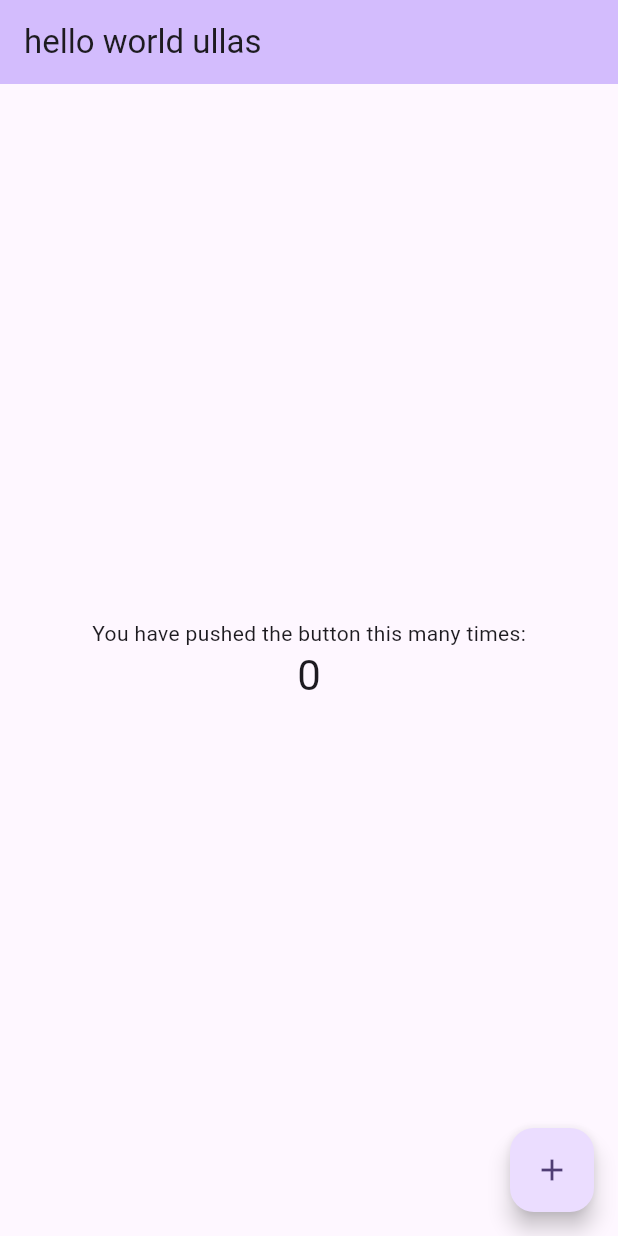
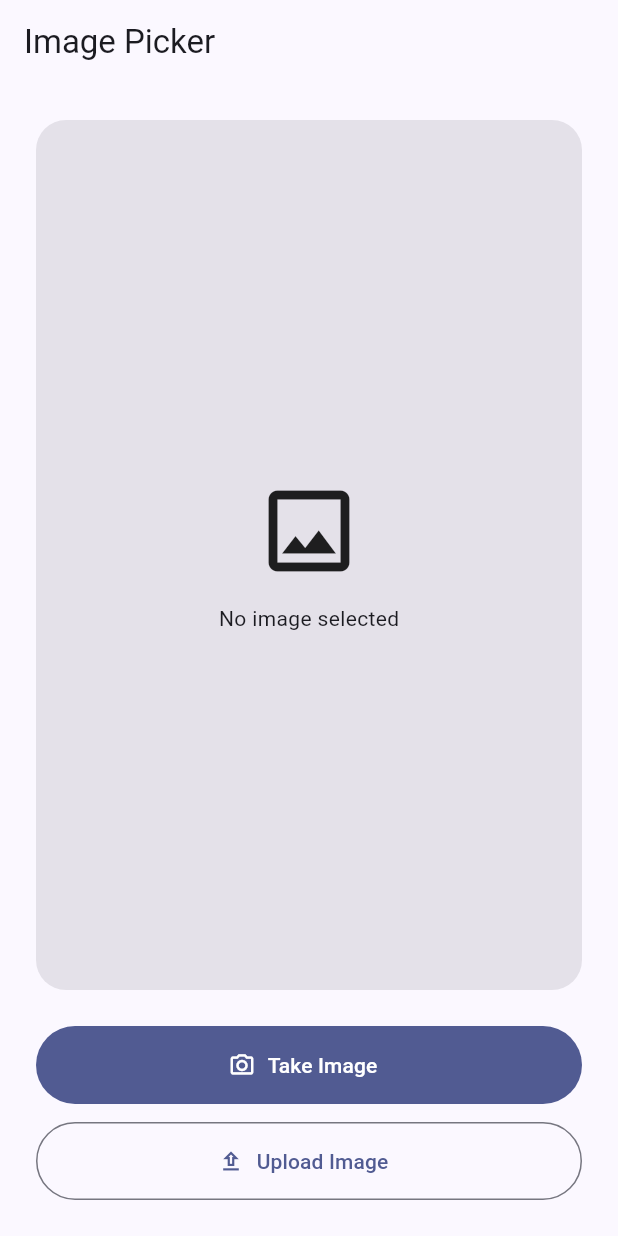
Before and after one commit to ullas-6575/CSE-3200, a Flutter app: the screen it shows after launch, on a phone screen of 412 x 824 dp. Run offline on Flutter 3.47's test engine with Material 3 defaults, Android fonts, the light colour scheme and no system bars; our stand-ins replace image_picker.

Commit message:
ocr in fstapi

```diff
--- /dev/null
+++ b/lib/app.dart
@@ -0,0 +1,18 @@
+import 'package:flutter/material.dart';
+
+import 'pages/home_page.dart';
+
+class MyApp extends StatelessWidget {
+  const MyApp({super.key});
+
+  @override
+  Widget build(BuildContext context) => MaterialApp(
+        debugShowCheckedModeBanner: false,
+        title: 'Image Picker',
+        theme: ThemeData(
+          colorScheme: ColorScheme.fromSeed(seedColor: Colors.indigo),
+          useMaterial3: true,
+        ),
+        home: const HomePage(),
+      );
+}
--- a/lib/main.dart
+++ b/lib/main.dart
@@ -1,125 +1,5 @@
 import 'package:flutter/material.dart';
 
-void main() {
-  runApp(const MyApp());
-}
+import 'app.dart';
 
-class MyApp extends StatelessWidget {
-  const MyApp({super.key});
-
-  // This widget is the root of your application.
-  @override
-  Widget build(BuildContext context) {
-    return MaterialApp(
-      title: 'Flutter Demo',
-      theme: ThemeData(
-        // This is the theme of your application.
-        //
-        // TRY THIS: Try running your application with "flutter run". You'll see
-        // the application has a purple toolbar. Then, without quitting the app,
-        // try changing the seedColor in the colorScheme below to Colors.green
-        // and then invoke "hot reload" (save your changes or press the "hot
-        // reload" button in a Flutter-supported IDE, or press "r" if you used
-        // the command line to start the app).
-        //
-        // Notice that the counter didn't reset back to zero; the application
-        // state is not lost during the reload. To reset the state, use hot
-        // restart instead.
-        //
-        // This works for code too, not just values: Most code changes can be
-        // tested with just a hot reload.
-        colorScheme: ColorScheme.fromSeed(seedColor: Colors.deepPurple),
-        useMaterial3: true,
-      ),
-      home: const MyHomePage(title: 'hello world ullas'),
-    );
-  }
-}
-
-class MyHomePage extends StatefulWidget {
-  const MyHomePage({super.key, required this.title});
-
-  // This widget is the home page of your application. It is stateful, meaning
-  // that it has a State object (defined below) that contains fields that affect
-  // how it looks.
-
-  // This class is the configuration for the state. It holds the values (in this
-  // case the title) provided by the parent (in this case the App widget) and
-  // used by the build method of the State. Fields in a Widget subclass are
-  // always marked "final".
-
-  final String title;
-
-  @override
-  State<MyHomePage> createState() => _MyHomePageState();
-}
-
-class _MyHomePageState extends State<MyHomePage> {
-  int _counter = 0;
-
-  void _incrementCounter() {
-    setState(() {
-      // This call to setState tells the Flutter framework that something has
-      // changed in this State, which causes it to rerun the build method below
-      // so that the display can reflect the updated values. If we changed
-      // _counter without calling setState(), then the build method would not be
-      // called again, and so nothing would appear to happen.
-      _counter++;
-    });
-  }
-
-  @override
-  Widget build(BuildContext context) {
-    // This method is rerun every time setState is called, for instance as done
-    // by the _incrementCounter method above.
-    //
-    // The Flutter framework has been optimized to make rerunning build methods
-    // fast, so that you can just rebuild anything that needs updating rather
-    // than having to individually change instances of widgets.
-    return Scaffold(
-      appBar: AppBar(
-        // TRY THIS: Try changing the color here to a specific color (to
-        // Colors.amber, perhaps?) and trigger a hot reload to see the AppBar
-        // change color while the other colors stay the same.
-        backgroundColor: Theme.of(context).colorScheme.inversePrimary,
-        // Here we take the value from the MyHomePage object that was created by
-        // the App.build method, and use it to set our appbar title.
-        title: Text(widget.title),
-      ),
-      body: Center(
-        // Center is a layout widget. It takes a single child and positions it
-        // in the middle of the parent.
-        child: Column(
-          // Column is also a layout widget. It takes a list of children and
-          // arranges them vertically. By default, it sizes itself to fit its
-          // children horizontally, and tries to be as tall as its parent.
-          //
-          // Column has various properties to control how it sizes itself and
-          // how it positions its children. Here we use mainAxisAlignment to
-          // center the children vertically; the main axis here is the vertical
-          // axis because Columns are vertical (the cross axis would be
-          // horizontal).
-          //
-          // TRY THIS: Invoke "debug painting" (choose the "Toggle Debug Paint"
-          // action in the IDE, or press "p" in the console), to see the
-          // wireframe for each widget.
-          mainAxisAlignment: MainAxisAlignment.center,
-          children: <Widget>[
-            const Text(
-              'You have pushed the button this many times:',
-            ),
-            Text(
-              '$_counter',
-              style: Theme.of(context).textTheme.headlineMedium,
-            ),
-          ],
-        ),
-      ),
-      floatingActionButton: FloatingActionButton(
-        onPressed: _incrementCounter,
-        tooltip: 'Increment',
-        child: const Icon(Icons.add),
-      ), // This trailing comma makes auto-formatting nicer for build methods.
-    );
-  }
-}
+void main() => runApp(const MyApp());
--- /dev/null
+++ b/lib/pages/home_page.dart
@@ -0,0 +1,119 @@
+import 'dart:typed_data';
+
+import 'package:flutter/material.dart';
+import 'package:image_picker/image_picker.dart';
+
+import 'ocr_result_page.dart';
+import '../services/ocr_service.dart';
+
+class HomePage extends StatefulWidget {
+  const HomePage({super.key});
+
+  @override
+  State<HomePage> createState() => _HomePageState();
+}
+
+class _HomePageState extends State<HomePage> {
+  final ImagePicker _picker = ImagePicker();
+  final OcrService _ocrService = OcrService();
+  Uint8List? _imageBytes;
+  bool _isProcessing = false;
+
+  Future<void> _pickImage(ImageSource source) async {
+    final XFile? image = await _picker.pickImage(source: source);
+    if (image == null) return;
+
+    final Uint8List bytes = await image.readAsBytes();
+    if (!mounted) return;
+    setState(() {
+      _imageBytes = bytes;
+      _isProcessing = true;
+    });
+
+    try {
+      final String extractedText = await _ocrService.extractText(bytes);
+      if (!mounted) return;
+      await Navigator.of(context).push(
+        MaterialPageRoute(
+          builder: (_) => OcrResultPage(
+            imageBytes: bytes,
+            extractedText: extractedText,
+          ),
+        ),
+      );
+    } on OcrException catch (error) {
+      if (!mounted) return;
+      ScaffoldMessenger.of(context).showSnackBar(
+        SnackBar(content: Text(error.message)),
+      );
+    } finally {
+      if (mounted) setState(() => _isProcessing = false);
+    }
+  }
+
+  @override
+  Widget build(BuildContext context) {
+    return Scaffold(
+      appBar: AppBar(title: const Text('Image Picker')),
+      body: Padding(
+        padding: const EdgeInsets.all(24),
+        child: Column(
+          crossAxisAlignment: CrossAxisAlignment.stretch,
+          children: [
+            Expanded(
+              child: DecoratedBox(
+                decoration: BoxDecoration(
+                  color: Theme.of(context).colorScheme.surfaceContainerHighest,
+                  borderRadius: BorderRadius.circular(20),
+                ),
+                child: _isProcessing
+                    ? const Column(
+                        mainAxisAlignment: MainAxisAlignment.center,
+                        children: [
+                          CircularProgressIndicator(),
+                          SizedBox(height: 16),
+                          Text('Reading image with OCR...'),
+                        ],
+                      )
+                    : _imageBytes == null
+                        ? const Column(
+                            mainAxisAlignment: MainAxisAlignment.center,
+                            children: [
+                              Icon(Icons.image_outlined, size: 72),
+                              SizedBox(height: 12),
+                              Text('No image selected'),
+                            ],
+                          )
+                        : ClipRRect(
+                            borderRadius: BorderRadius.circular(20),
+                            child:
+                                Image.memory(_imageBytes!, fit: BoxFit.cover),
+                          ),
+              ),
+            ),
+            const SizedBox(height: 24),
+            FilledButton.icon(
+              onPressed:
+                  _isProcessing ? null : () => _pickImage(ImageSource.camera),
+              icon: const Icon(Icons.camera_alt_outlined),
+              label: const Text('Take Image'),
+              style: FilledButton.styleFrom(
+                minimumSize: const Size.fromHeight(52),
+              ),
+            ),
+            const SizedBox(height: 12),
+            OutlinedButton.icon(
+              onPressed:
+                  _isProcessing ? null : () => _pickImage(ImageSource.gallery),
+              icon: const Icon(Icons.upload_outlined),
+              label: const Text('Upload Image'),
+              style: OutlinedButton.styleFrom(
+                minimumSize: const Size.fromHeight(52),
+              ),
+            ),
+          ],
+        ),
+      ),
+    );
+  }
+}
--- /dev/null
+++ b/lib/services/ocr_service.dart
@@ -0,0 +1,49 @@
+import 'dart:convert';
+import 'dart:typed_data';
+
+import 'package:http/http.dart' as http;
+
+class OcrService {
+  OcrService({http.Client? client}) : _client = client ?? http.Client();
+
+  // Override this at launch with --dart-define, for example:
+  // --dart-define=OCR_ENDPOINT=http://192.168.1.10:8000/ocr
+  static const String _endpointUrl = String.fromEnvironment(
+    'OCR_ENDPOINT',
+    defaultValue: 'http://localhost:8000/ocr',
+  );
+  final http.Client _client;
+
+  Future<String> extractText(Uint8List imageBytes) async {
+    try {
+      final request = http.MultipartRequest('POST', Uri.parse(_endpointUrl))
+        ..files.add(
+          http.MultipartFile.fromBytes(
+            'file',
+            imageBytes,
+            filename: 'captured-image.jpg',
+          ),
+        );
+      final response = await _client.send(request);
+      final body = await http.Response.fromStream(response);
+      final Map<String, dynamic> data = jsonDecode(body.body);
+
+      if (body.statusCode != 200) {
+        throw OcrException(data['detail'] as String? ?? 'OCR failed.');
+      }
+      return data['text'] as String? ?? '';
+    } on OcrException {
+      rethrow;
+    } catch (_) {
+      throw const OcrException(
+        'Cannot reach the OCR server. Start the Python server on port 8000.',
+      );
+    }
+  }
+}
+
+class OcrException implements Exception {
+  const OcrException(this.message);
+
+  final String message;
+}
--- a/pubspec.yaml
+++ b/pubspec.yaml
@@ -30,6 +30,9 @@ environment:
 dependencies:
   flutter:
     sdk: flutter
+
+  image_picker: ^1.1.2
+  http: ^1.2.2
 
 
   # The following adds the Cupertino Icons font to your application.
```
Also changed, not shown: lib/pages/ocr_result_page.dart (added, +106 -0 lines), pubspec.lock, 11 other files.
